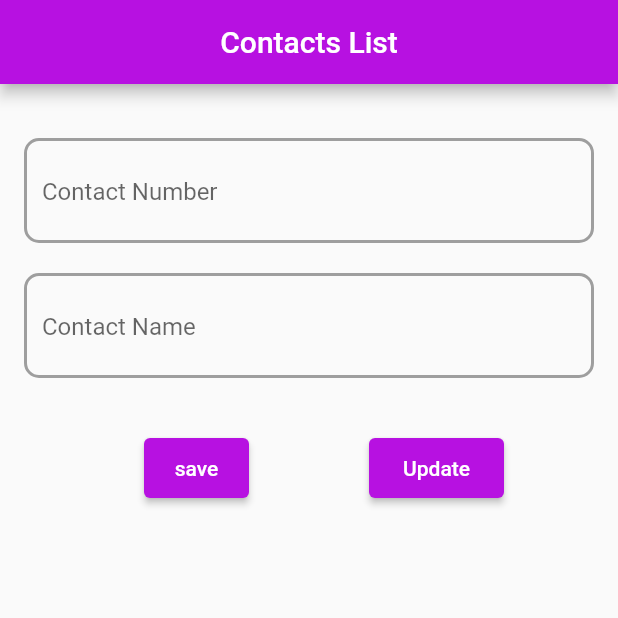
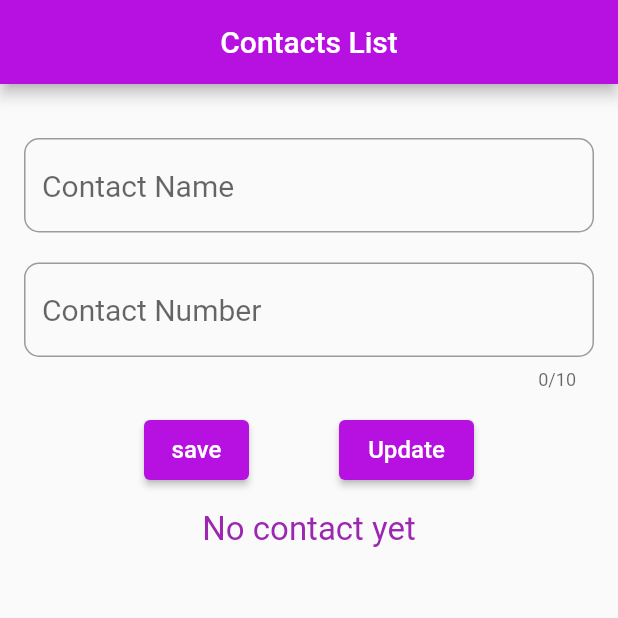
Before and after one commit to n865c/contact_list, a Flutter app: the screen it shows after launch, on a phone screen of 412 x 824 dp, the top half of it. Run offline on Flutter 3.47's test engine with Material 2 defaults, Android fonts, the phone set to English and light mode, and no system bars.

Commit message:
Contact_list completed

```diff
--- /dev/null
+++ b/lib/contact.dart
@@ -0,0 +1,5 @@
+class Contact {
+  String name;
+  String contact;
+  Contact({required this.name, required this.contact});
+}
--- a/lib/home.dart
+++ b/lib/home.dart
@@ -1,3 +1,4 @@
+import 'package:contact_list/contact.dart';
 import 'package:flutter/material.dart';
 
 class Myhome extends StatefulWidget {
@@ -8,70 +9,81 @@ class Myhome extends StatefulWidget {
 }
 
 class _MyhomeState extends State<Myhome> {
-  @override
+  TextEditingController nameController = TextEditingController();
+  TextEditingController contactController = TextEditingController();
+  List<Contact> contacts = List.empty(growable: true);
+  int selectedIndex = -1;
   Widget build(BuildContext context) {
     return Scaffold(
       appBar: AppBar(
-        backgroundColor: Color.fromARGB(255, 183, 17, 225),
+        backgroundColor: const Color.fromARGB(255, 183, 17, 225),
         centerTitle: true,
-        title: Text("Contacts List"),
+        title: const Text("Contacts List"),
       ),
       body: Padding(
-        padding: EdgeInsets.all(16.0),
+        padding: const EdgeInsets.all(16.0),
         child: Column(
           children: [
-            Padding(padding: EdgeInsets.all(10)),
-            Container(
-              padding: EdgeInsets.all(10),
-              width: 400.0,
-              height: 70.0,
-              decoration: BoxDecoration(
-                borderRadius: BorderRadius.circular(10.0),
-                border: Border.all(
-                  color: Colors.grey,
-                  width: 2.0,
+            const Padding(padding: EdgeInsets.all(10)),
+            TextField(
+              controller: nameController,
+              decoration: InputDecoration(
+                hintText: "Contact Name",
+                hintStyle: const TextStyle(fontSize: 20),
+                border: OutlineInputBorder(
+                  borderSide: const BorderSide(color: Colors.grey),
+                  borderRadius: BorderRadius.circular(10),
                 ),
               ),
-              child: TextField(
-                decoration: InputDecoration(
-                    hintText: "Contact Number", border: InputBorder.none),
+            ),
+            const Padding(padding: EdgeInsets.all(10)),
+
+            TextField(
+              controller: contactController,
+              keyboardType: TextInputType.number,
+              maxLength: 10,
+              decoration: InputDecoration(
+                border: OutlineInputBorder(
+                  borderSide: const BorderSide(color: Colors.grey),
+                  borderRadius: BorderRadius.circular(10),
+                ),
+                hintText: "Contact Number",
+                hintStyle: const TextStyle(fontSize: 20),
               ),
             ),
-            Padding(padding: EdgeInsets.all(10)),
-            Container(
-              padding: EdgeInsets.all(10),
-              width: 400.0,
-              height: 70.0,
-              decoration: BoxDecoration(
-                borderRadius: BorderRadius.circular(10.0),
-                border: Border.all(
-                  color: Colors.grey,
-                  width: 2.0,
-                ),
-              ),
-              child: TextField(
-                decoration: InputDecoration(
-                    hintText: "Contact Name", border: InputBorder.none),
-              ),
-            ),
-            Padding(padding: EdgeInsets.all(10)),
+            // ),
+
+            const Padding(padding: EdgeInsets.all(5)),
             Row(
+              mainAxisAlignment: MainAxisAlignment.center,
               children: [
-                Padding(padding: EdgeInsets.all(40)),
                 Container(
                   width: 70,
                   height: 40,
                   decoration:
                       BoxDecoration(borderRadius: BorderRadius.circular(30)),
                   child: ElevatedButton(
-                    onPressed: () {},
-                    child: Text("save"),
+                    onPressed: () {
+                      String name = nameController.text.trim();
+                      String contact = contactController.text.trim();
+                      if (name.isNotEmpty && contact.isNotEmpty) {
+                        setState(() {
+                          nameController.text = '';
+                          contactController.text = '';
+                          contacts.add(Contact(name: name, contact: contact));
+                        });
+                      }
+                    },
+                    child: const Text(
+                      "save",
+                      style: TextStyle(fontSize: 16),
+                    ),
                     style: ElevatedButton.styleFrom(
-                      primary: Color.fromARGB(255, 183, 17, 225),
+                      primary: const Color.fromARGB(255, 183, 17, 225),
                     ),
                   ),
                 ),
-                Padding(padding: EdgeInsets.all(40)),
+                const Padding(padding: EdgeInsets.all(30)),
                 Container(
                   width: 90,
                   height: 40,
@@ -79,18 +91,99 @@ class _MyhomeState extends State<Myhome> {
                     borderRadius: BorderRadius.circular(30),
                   ),
                   child: ElevatedButton(
-                    onPressed: () {},
-                    child: Text("Update"),
+                    onPressed: () {
+                      String name = nameController.text.trim();
+                      String contact = contactController.text.trim();
+                      if (name.isNotEmpty && contact.isNotEmpty) {
+                        setState(() {
+                          nameController.text = '';
+                          contactController.text = '';
+                          contacts[selectedIndex].name = name;
+                          contacts[selectedIndex].contact = contact;
+                        });
+                        selectedIndex = -1;
+                      }
+                    },
+                    child: const Text(
+                      "Update",
+                      style: TextStyle(fontSize: 16),
+                    ),
                     style: ElevatedButton.styleFrom(
-                      primary: Color.fromARGB(255, 183, 17, 225),
+                      primary: const Color.fromARGB(255, 183, 17, 225),
                     ),
                   ),
                 )
               ],
-            )
+            ),
+            const SizedBox(
+              height: 10,
+            ),
+            contacts.isEmpty
+                ? const Text(
+                    "No contact yet",
+                    style: TextStyle(fontSize: 22, color: Colors.purple),
+                  )
+                : Expanded(
+                    child: ListView.builder(
+                      itemCount: contacts.length,
+                      itemBuilder: (context, index) => getRow(index),
+                    ),
+                  )
           ],
         ),
       ),
     );
   }
+
+  Widget getRow(int index) {
+    return Card(
+      child: ListTile(
+        title: Column(
+          crossAxisAlignment: CrossAxisAlignment.start,
+          children: [
+            Text(contacts[index].name),
+            Text(contacts[index].contact),
+          ],
+        ),
+        leading: CircleAvatar(
+          backgroundColor:
+              index % 2 == 0 ? Colors.deepPurple : Colors.purpleAccent,
+          child: Text(
+            contacts[index].name[0],
+            style: TextStyle(
+              color: Colors.white,
+              fontSize: 20,
+              fontWeight: FontWeight.bold,
+            ),
+          ),
+        ),
+        trailing: SizedBox(
+          width: 70,
+          child: Row(
+            children: [
+              InkWell(
+                child: Icon(Icons.edit),
+                onTap: () {
+                  setState(() {
+                    nameController.text = contacts[index].name;
+                    contactController.text = contacts[index].contact;
+                    selectedIndex = index;
+                  });
+                },
+              ),
+              Padding(padding: EdgeInsets.all(10)),
+              InkWell(
+                onTap: () {
+                  setState(() {
+                    contacts.removeAt(index);
+                  });
+                },
+                child: Icon(Icons.delete),
+              )
+            ],
+          ),
+        ),
+      ),
+    );
+  }
 }
```
